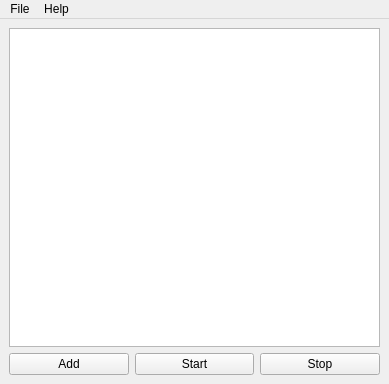
The window that mainWindow.ui (manushanga/multi-axel) describes before a commit, drawn with Qt 5.
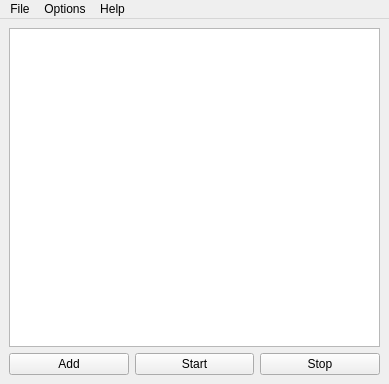
The same window after the commit.

Commit message: Settings dialog, About dialog added bugs fixed

```diff
--- a/mainWindow.ui
+++ b/mainWindow.ui
@@ -58,7 +58,7 @@
      <x>0</x>
      <y>0</y>
      <width>389</width>
-     <height>22</height>
+     <height>27</height>
     </rect>
    </property>
    <widget class="QMenu" name="menuFile">
@@ -75,7 +75,14 @@
     </property>
     <addaction name="actionAbout"/>
    </widget>
+   <widget class="QMenu" name="menuSettings">
+    <property name="title">
+     <string>Options</string>
+    </property>
+    <addaction name="actionSettings"/>
+   </widget>
    <addaction name="menuFile"/>
+   <addaction name="menuSettings"/>
    <addaction name="menuAbout"/>
   </widget>
   <action name="actionQuit">
```
Left out of the diff: 5 changed lines with no effect on the pictures. The commit also changes 21 other files.
